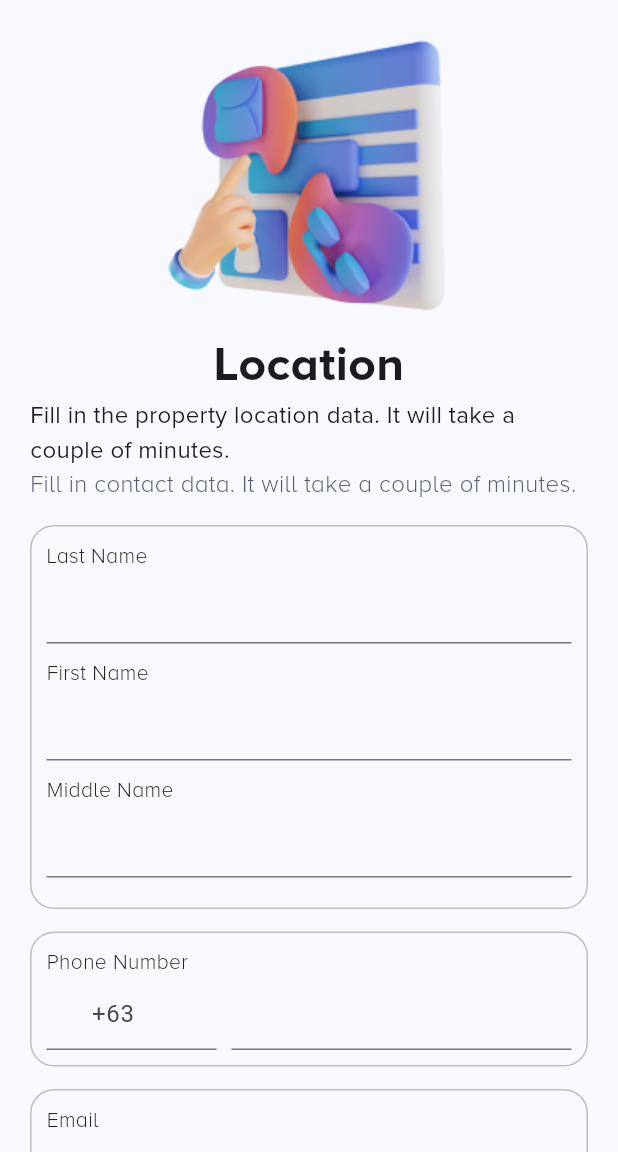
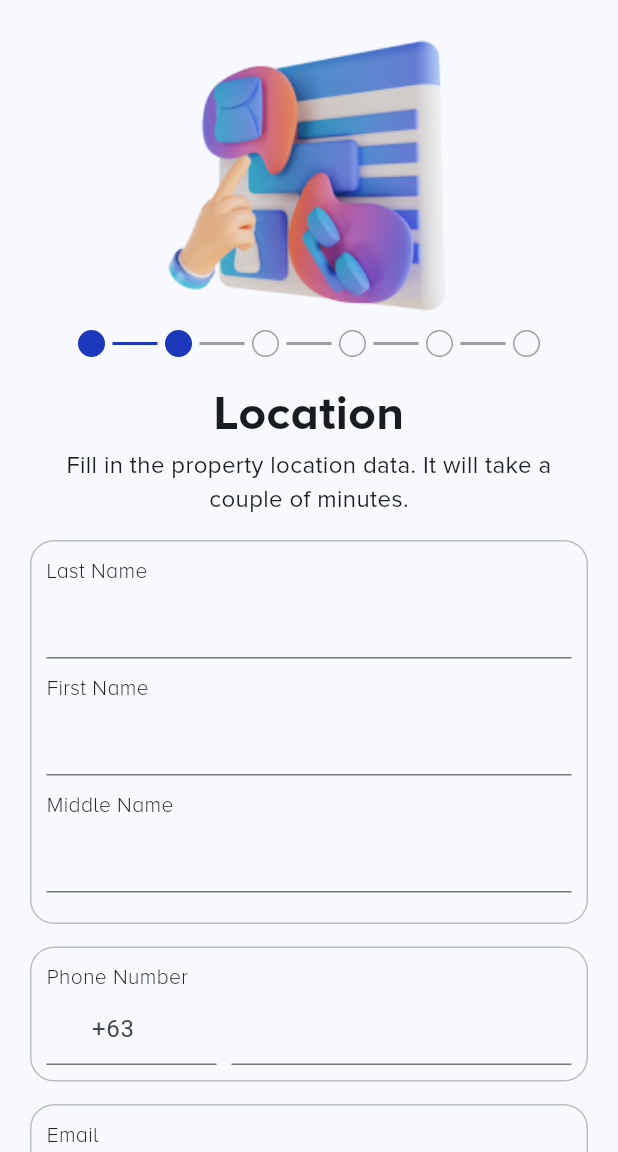
Before and after one commit to oppatrickk/roompal_ojt, a Flutter app: the ContactOverview screen opened by its route, on a phone screen of 412 x 824 dp, the part 84-1236 px from its top. Run offline on Flutter 3.47's test engine with Material 2 defaults, Android fonts, the phone set to English and light mode, and no system bars.

Commit message:
feat (contact_overview): added widget

```diff
--- a/lib/pages/booking/booking.dart
+++ b/lib/pages/booking/booking.dart
@@ -3,8 +3,6 @@ import 'package:roompal_ojt/pages/booking/contact_details.dart';
 import 'package:roompal_ojt/pages/room_details.dart';
 import 'package:roompal_ojt/widgets/const_elements.dart';
 import '../../../widgets/widget_elements.dart';
-import '../../widgets/const_elements.dart';
-import 'contact_details.dart';
 
 class Booking extends StatefulWidget {
   const Booking({Key? key}) : super(key: key);
--- a/lib/pages/booking/booking_summary.dart
+++ b/lib/pages/booking/booking_summary.dart
@@ -1,7 +1,6 @@
 import 'package:flutter/material.dart';
 import 'package:roompal_ojt/widgets/const_elements.dart';
 import 'package:roompal_ojt/widgets/widget_elements.dart';
-import '../../widgets/widget_elements.dart';
 
 class BookingSummary extends StatefulWidget {
   const BookingSummary({super.key});
--- a/lib/pages/booking/confirmation.dart
+++ b/lib/pages/booking/confirmation.dart
@@ -1,5 +1,4 @@
 import 'package:flutter/material.dart';
-import 'package:roompal_ojt/pages/booking/payment_details.dart';
 import 'package:roompal_ojt/pages/booking/payment_details.dart';
 import 'package:roompal_ojt/pages/room_details.dart';
 import 'package:roompal_ojt/widgets/const_elements.dart';
--- a/lib/pages/booking/contact_details.dart
+++ b/lib/pages/booking/contact_details.dart
@@ -1,5 +1,4 @@
 import 'package:flutter/material.dart';
-import 'package:roompal_ojt/pages/booking/payment_details.dart';
 import 'package:roompal_ojt/pages/booking/payment_details.dart';
 import 'package:roompal_ojt/pages/room_details.dart';
 import 'package:roompal_ojt/widgets/const_elements.dart';
--- a/lib/pages/booking/payment_details.dart
+++ b/lib/pages/booking/payment_details.dart
@@ -1,11 +1,8 @@
 import 'package:flutter/material.dart';
-import 'package:roompal_ojt/pages/booking/contact_details.dart';
 import 'package:roompal_ojt/pages/booking/contact_details.dart';
 import 'package:roompal_ojt/pages/room_details.dart';
 import 'package:roompal_ojt/widgets/const_elements.dart';
 import 'package:roompal_ojt/widgets/widget_elements.dart';
-import '../../widgets/const_elements.dart';
-import '../../widgets/widget_elements.dart';
 import 'confirmation.dart';
 
 class PaymentDetails extends StatefulWidget {
--- a/lib/pages/property_owner/contact_overview.dart
+++ b/lib/pages/property_owner/contact_overview.dart
@@ -28,6 +28,23 @@ class _ContactOverviewState extends State<ContactOverview> {
               Center(
                 child: Image.asset('assets/img/cl2.png'),
               ),
+              Row(
+                mainAxisAlignment: MainAxisAlignment.center,
+                children: [
+                  circleIcon(isFillRequired: true, isBorderRequired: false),
+                  lineBetweenCI(isTrue: true),
+                  circleIcon(isFillRequired: true, isBorderRequired: false),
+                  lineBetweenCI(isTrue: false),
+                  circleIcon(isFillRequired: false, isBorderRequired: true),
+                  lineBetweenCI(isTrue: false),
+                  circleIcon(isFillRequired: false, isBorderRequired: true),
+                  lineBetweenCI(isTrue: false),
+                  circleIcon(isFillRequired: false, isBorderRequired: true),
+                  lineBetweenCI(isTrue: false),
+                  circleIcon(isFillRequired: false, isBorderRequired: true),
+                ],
+              ),
+              kSizedBox,
               Center(
                 child: Column(
                   mainAxisSize: MainAxisSize.min,
@@ -39,15 +56,9 @@ class _ContactOverviewState extends State<ContactOverview> {
                     Text(
                       'Fill in the property location data. It will take a couple of minutes. ',
                       style: kRoomNumber,
+                      textAlign: TextAlign.center,
                     ),
                   ],
-                ),
-              ),
-              Text(
-                'Fill in contact data. It will take a couple of minutes.',
-                style: textStyleContent(
-                  size: 16,
-                  color: const Color(0xFF575F6E),
                 ),
               ),
               kSizedBox,
```
